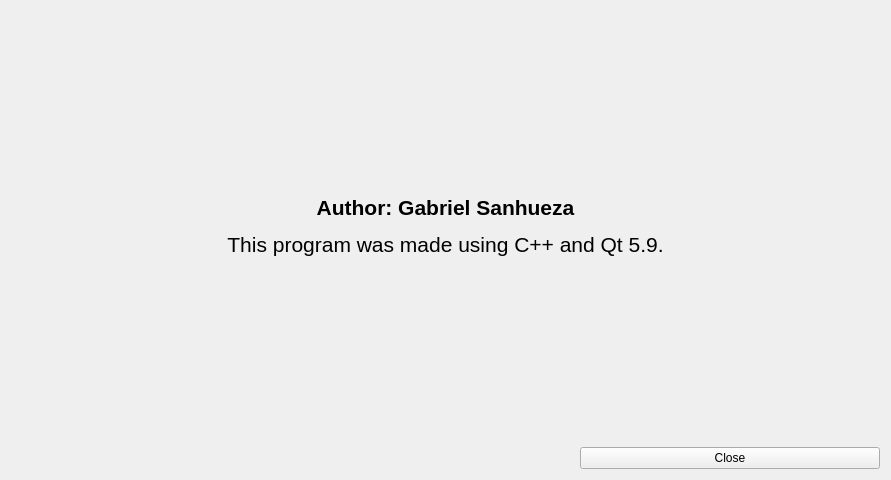
gsanhueza/QLepp2D, file QLepp2DGui/about.ui: the form before one commit.
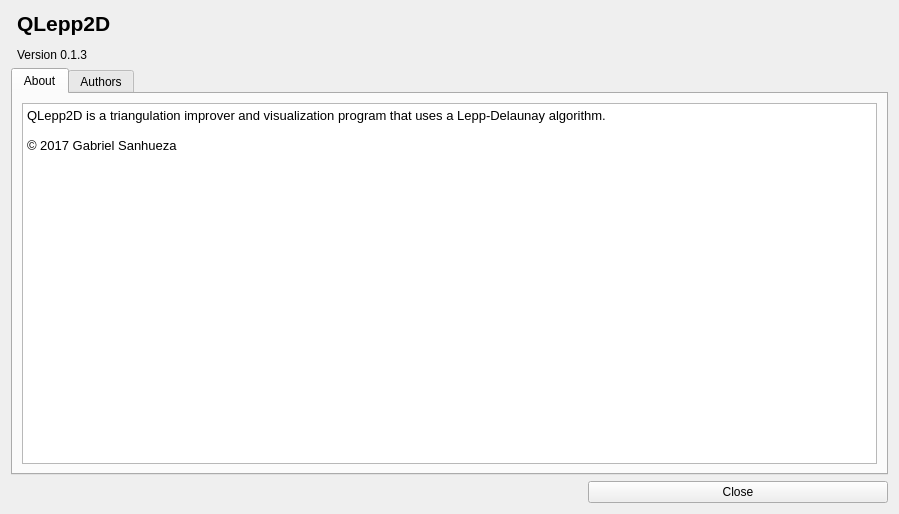
The form after the commit. Icons and pictures are not drawn.

Commit message: About dialog has been fixed

```diff
--- a/QLepp2DGui/about.ui
+++ b/QLepp2DGui/about.ui
@@ -10,8 +10,8 @@
    <rect>
     <x>0</x>
     <y>0</y>
-    <width>891</width>
-    <height>480</height>
+    <width>899</width>
+    <height>514</height>
    </rect>
   </property>
   <property name="windowTitle">
@@ -23,10 +23,74 @@
   </property>
   <layout class="QVBoxLayout" name="verticalLayout">
    <item>
-    <widget class="QLabel" name="label">
-     <property name="text">
-      <string>&lt;html&gt;&lt;head/&gt;&lt;body&gt;&lt;p align=&quot;center&quot;&gt;&lt;span style=&quot; font-size:16pt; font-weight:600;&quot;&gt;Author: Gabriel Sanhueza&lt;/span&gt;&lt;/p&gt;&lt;p align=&quot;center&quot;&gt;&lt;span style=&quot; font-size:16pt;&quot;&gt;This program was made using C++ and Qt 5.9.&lt;/span&gt;&lt;/p&gt;&lt;/body&gt;&lt;/html&gt;</string>
+    <layout class="QHBoxLayout" name="horizontalLayout">
+     <item>
+      <widget class="QLabel" name="label">
+       <property name="text">
+        <string>&lt;html&gt;&lt;head/&gt;&lt;body&gt;&lt;p&gt;&lt;img src=&quot;:/icons/icon64.png&quot;/&gt;&lt;/p&gt;&lt;/body&gt;&lt;/html&gt;</string>
+       </property>
+      </widget>
+     </item>
+     <item>
+      <widget class="QLabel" name="programLabel">
+       <property name="sizePolicy">
+        <sizepolicy hsizetype="MinimumExpanding" vsizetype="Preferred">
+         <horstretch>0</horstretch>
+         <verstretch>0</verstretch>
+        </sizepolicy>
+       </property>
+       <property name="text">
+        <string>&lt;html&gt;&lt;head/&gt;&lt;body&gt;&lt;p&gt;&lt;span style=&quot; font-size:16pt; font-weight:600;&quot;&gt;QLepp2D&lt;/span&gt;&lt;/p&gt;&lt;p&gt;Version 0.1.3&lt;/p&gt;&lt;/body&gt;&lt;/html&gt;</string>
+       </property>
+      </widget>
+     </item>
+    </layout>
+   </item>
+   <item>
+    <widget class="QTabWidget" name="tabWidget">
+     <property name="currentIndex">
+      <number>0</number>
      </property>
+     <widget class="QWidget" name="tabAbout">
+      <attribute name="title">
+       <string>About</string>
+      </attribute>
+      <layout class="QGridLayout" name="gridLayoutAbout">
+       <item row="0" column="0">
+        <widget class="QTextBrowser" name="textAbout">
+         <property name="html">
+          <string>&lt;!DOCTYPE HTML PUBLIC &quot;-//W3C//DTD HTML 4.0//EN&quot; &quot;http://www.w3.org/TR/REC-html40/strict.dtd&quot;&gt;
+&lt;html&gt;&lt;head&gt;&lt;meta name=&quot;qrichtext&quot; content=&quot;1&quot; /&gt;&lt;style type=&quot;text/css&quot;&gt;
+p, li { white-space: pre-wrap; }
+&lt;/style&gt;&lt;/head&gt;&lt;body style=&quot; font-family:'Cantarell'; font-size:10pt; font-weight:400; font-style:normal;&quot;&gt;
+&lt;p style=&quot; margin-top:0px; margin-bottom:0px; margin-left:0px; margin-right:0px; -qt-block-indent:0; text-indent:0px;&quot;&gt;QLepp2D is a triangulation improver and visualization program that uses a Lepp-Delaunay algorithm.&lt;/p&gt;
+&lt;p style=&quot;-qt-paragraph-type:empty; margin-top:0px; margin-bottom:0px; margin-left:0px; margin-right:0px; -qt-block-indent:0; text-indent:0px;&quot;&gt;&lt;br /&gt;&lt;/p&gt;
+&lt;p style=&quot; margin-top:0px; margin-bottom:0px; margin-left:0px; margin-right:0px; -qt-block-indent:0; text-indent:0px;&quot;&gt;© 2017 Gabriel Sanhueza&lt;/p&gt;&lt;/body&gt;&lt;/html&gt;</string>
+         </property>
+        </widget>
+       </item>
+      </layout>
+     </widget>
+     <widget class="QWidget" name="tabAuthor">
+      <attribute name="title">
+       <string>Authors</string>
+      </attribute>
+      <layout class="QGridLayout" name="gridLayoutAuthor">
+       <item row="0" column="0">
+        <widget class="QTextBrowser" name="textAuthor">
+         <property name="html">
+          <string>&lt;!DOCTYPE HTML PUBLIC &quot;-//W3C//DTD HTML 4.0//EN&quot; &quot;http://www.w3.org/TR/REC-html40/strict.dtd&quot;&gt;
+&lt;html&gt;&lt;head&gt;&lt;meta name=&quot;qrichtext&quot; content=&quot;1&quot; /&gt;&lt;style type=&quot;text/css&quot;&gt;
+p, li { white-space: pre-wrap; }
+&lt;/style&gt;&lt;/head&gt;&lt;body style=&quot; font-family:'Cantarell'; font-size:10pt; font-weight:400; font-style:normal;&quot;&gt;
+&lt;p style=&quot; margin-top:0px; margin-bottom:0px; margin-left:0px; margin-right:0px; -qt-block-indent:0; text-indent:0px;&quot;&gt;&lt;span style=&quot; font-weight:600;&quot;&gt;Gabriel Sanhueza&lt;/span&gt;&lt;/p&gt;
+&lt;p style=&quot;-qt-paragraph-type:empty; margin-top:0px; margin-bottom:0px; margin-left:0px; margin-right:0px; -qt-block-indent:0; text-indent:0px; font-weight:600;&quot;&gt;&lt;br /&gt;&lt;/p&gt;
+&lt;p style=&quot; margin-top:0px; margin-bottom:0px; margin-left:0px; margin-right:0px; -qt-block-indent:0; text-indent:0px;&quot;&gt;Development and GUI design&lt;/p&gt;&lt;/body&gt;&lt;/html&gt;</string>
+         </property>
+        </widget>
+       </item>
+      </layout>
+     </widget>
     </widget>
    </item>
    <item alignment="Qt::AlignRight">
```
The commit also changes 1 other file.
